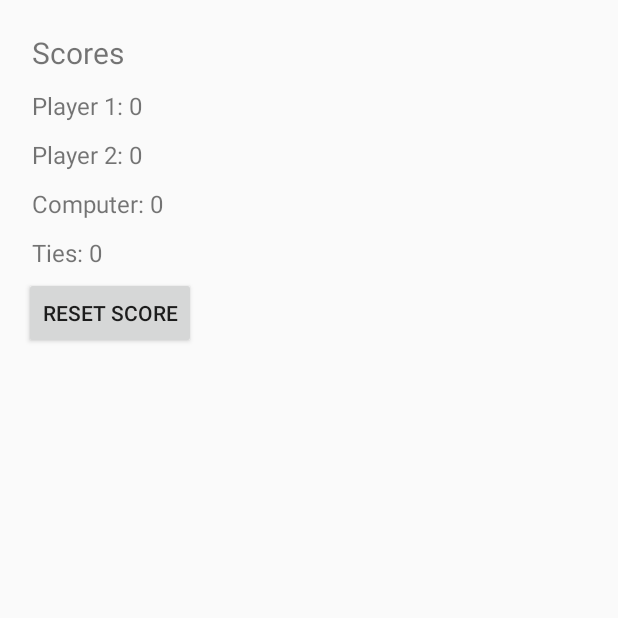
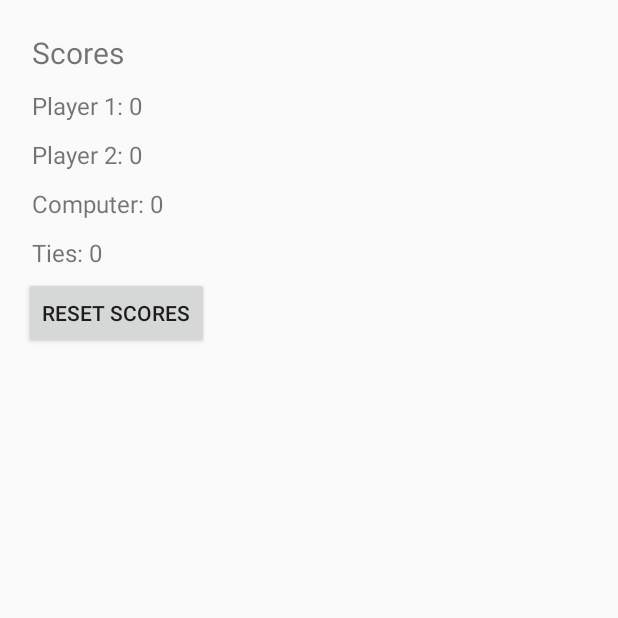
Before and after one commit to jeegnathebug/TTTjeegna, an Android app: the ScoreActivity screen opened directly, with no data from a screen before it, on a phone screen of 412 x 824 dp, the top half of it. Run offline under Robolectric (Android 15) with nearby library versions, the phone set to English and light mode, and no system bars; 1 statement that could not run was skipped.

Commit message:
Fix text

```diff
--- a/app/src/main/res/values/strings.xml
+++ b/app/src/main/res/values/strings.xml
@@ -2,7 +2,7 @@
     <string name="app_name">TTTjeegna</string>
     <string name="button_restart">Restart</string>
     <string name="button_versus">Change Mode</string>
-    <string name="button_reset_scores">Reset Score</string>
+    <string name="button_reset_scores">Reset Scores</string>
 
     <string name="PvP">Player vs. Player</string>
     <string name="PvE">Player vs. Droid</string>
```
